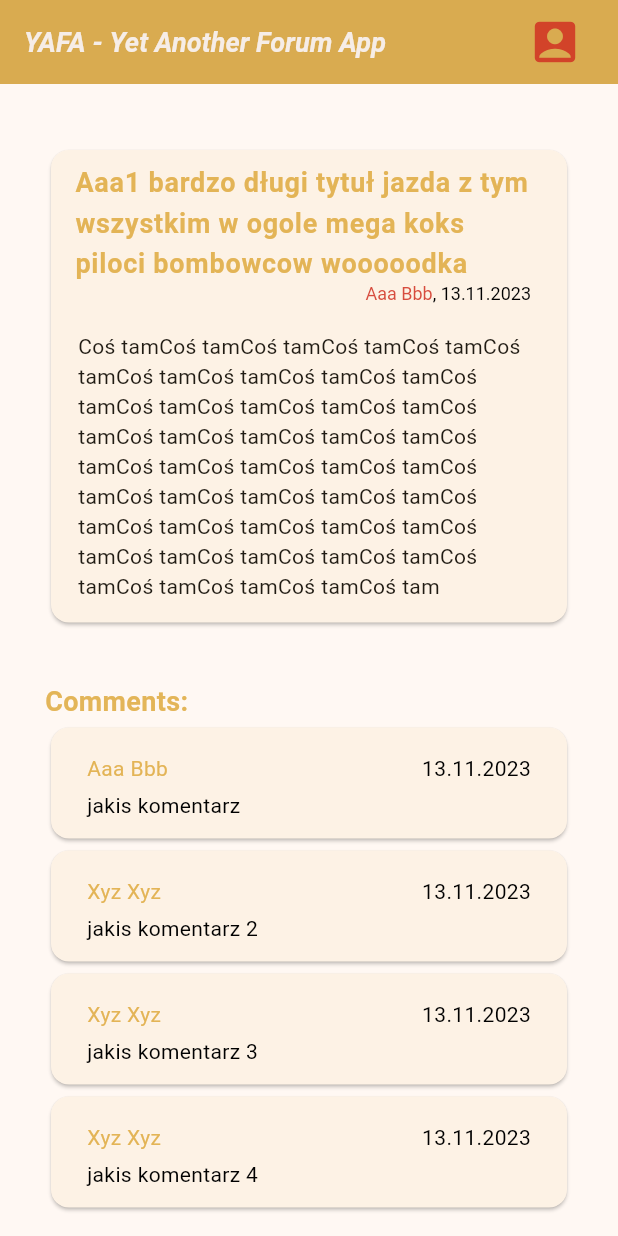
After one commit to Przemo12121/YAFA, a Flutter app: the screen it shows once a user with an empty profile is signed in, after a tap on "Aaa1 bardzo długi tytuł jazda z tym wszy", on a phone screen of 412 x 824 dp. The commit adds this screen. Run offline on Flutter 3.47's test engine with Material 2 defaults, Android fonts, the light colour scheme and no system bars; our stand-ins replace firebase_auth, firebase_core, flutter_signin_button, google_sign_in, toast; accounts and stored records are empty; network calls fail.

Commit message:
added post page

```diff
--- a/yafa/lib/models/CommentModel.dart
+++ b/yafa/lib/models/CommentModel.dart
@@ -1,9 +1,9 @@
 import 'package:yafa/models/AccountModel.dart';
 
 class CommentModel {
-  CommentModel({required this.author, required this.content, required this.subComments});
+  CommentModel({required this.author, required this.content,required this.addedAt});
 
   final String content;
   final AccountModel author;
-  final List<CommentModel> subComments;
+  final DateTime addedAt;
 }
--- a/yafa/lib/pages/home.dart
+++ b/yafa/lib/pages/home.dart
@@ -4,6 +4,7 @@ import 'package:flutter/material.dart';
 import 'package:yafa/layouts/main.dart';
 import 'package:yafa/models/PostModel.dart';
 import 'package:yafa/pages/add_post.dart';
+import 'package:yafa/pages/post_page.dart';
 import 'package:yafa/sources/postSource.dart';
 import 'package:yafa/styles.dart';
 
@@ -119,8 +120,18 @@ class HomePageState extends State<HomePage> {
                 TextSpan(text: ", ${e.value.addedAt.day}.${e.value.addedAt.month}.${e.value.addedAt.year}"),
               ]
             ),
-          )
-          // onTap: () {} // TODO: navigate to post page
+          ) ,
+          onTap: () async {
+            await Navigator.push(
+              context,
+              MaterialPageRoute(
+                builder: (context) => MainLayout(
+                title: 'YAFA - Yet Another Forum App',
+                body: PostPage(user: user, post: e.value),
+                user: user)
+              )
+            );
+          }
         ),
       ))
       .toList();
--- /dev/null
+++ b/yafa/lib/pages/post_page.dart
@@ -0,0 +1,103 @@
+import 'package:firebase_auth/firebase_auth.dart';
+import 'package:flutter/gestures.dart';
+import 'package:flutter/material.dart';
+import 'package:yafa/models/PostModel.dart';
+import 'package:yafa/styles.dart';
+
+class PostPage extends StatefulWidget {
+  const PostPage({super.key, required this.post, required this.user});
+
+  final PostModel post;
+  final User user;
+
+  @override
+  State<StatefulWidget> createState() => PostPageState(user: user, post: post);
+}
+
+class PostPageState extends State<PostPage> {
+  PostPageState({required this.user, required this.post});
+
+  final PostModel post;
+  final User user;
+
+  @override
+  Widget build(BuildContext context) {
+    return ListView(
+      scrollDirection: Axis.vertical,
+      children: [
+        Card(
+          child: Column(
+            crossAxisAlignment: CrossAxisAlignment.start,
+            children: [
+              ListTile(
+                title: Text(post.title, style: postTitleTextStyle),
+                subtitle: RichText(
+                  textAlign: TextAlign.end,
+                  text: TextSpan(
+                    style: const TextStyle(fontSize: 12, color: Colors.black),
+                    children: [
+                      TextSpan(
+                        text: post.author.getDisplayInfo(),
+                        style: TextStyle(color: red),
+                      ),
+                      TextSpan(text: ", ${post.addedAt.day}.${post.addedAt.month}.${post.addedAt.year}"),
+                    ]
+                  ),
+                )
+              ),
+              Padding(
+                padding: const EdgeInsets.fromLTRB(18, 10, 18, 14),
+                child: Text(post.content)
+              )
+            ],
+          ),
+        ),
+        const SizedBox(height: 36),
+        Text("Comments:", style: listTitleTextStyle),
+        ..._mapComments(post),
+        Container(
+            margin: const EdgeInsets.fromLTRB(0, 32, 0, 0),
+            child: Row(
+              mainAxisAlignment: MainAxisAlignment.spaceEvenly,
+              children: [
+                FloatingActionButton(
+                  heroTag: 'back_btn',
+                  child: const Icon(Icons.arrow_back),
+                  onPressed: () => Navigator.pop(context, false)
+                ),
+                FloatingActionButton(
+                  heroTag: 'add_comment_btn',
+                  onPressed: () async {
+                    // TODO add comment
+                  },
+                  child: const Icon(Icons.comment),
+                )
+              ]
+            )
+          )
+      ],
+    );
+  }
+
+  List<Widget> _mapComments(PostModel post) {
+    return post.comments.map((e) => Card(
+     child: Padding(
+        padding: const EdgeInsets.symmetric(vertical: 12, horizontal: 24),
+        child: Column(
+          crossAxisAlignment: CrossAxisAlignment.start,
+          children: [
+            Row(
+              mainAxisAlignment: MainAxisAlignment.spaceBetween,
+              children: [
+                Text(e.author.getDisplayInfo(), style: commentAuthorTextStyle),
+                const SizedBox(height: 30),
+                Text("${e.addedAt.day}.${e.addedAt.month}.${e.addedAt.year}", style: commentContentTextStyle)
+              ],
+            ),
+            Text(e.content, style: commentContentTextStyle)
+          ],
+        ),
+      )
+    )).toList();
+  }
+}
--- a/yafa/lib/sources/postSource.dart
+++ b/yafa/lib/sources/postSource.dart
@@ -1,12 +1,26 @@
+import 'package:yafa/models/CommentModel.dart';
 import 'package:yafa/models/PostModel.dart';
 import 'package:yafa/models/AccountModel.dart';
 
+var _a1 = AccountModel(email: "aaa@bbb.ccc", displayName: "Aaa Bbb");
+var _a2 = AccountModel(email: "xyz@xyz.xyz", displayName: "Xyz Xyz");
+
 var _posts = <PostModel>[
-  PostModel(author: AccountModel(email: "aaa@bbb.ccc", displayName: "Aaa Bbb"), title: "Aaa1 bardzo długi tytuł jazda z tym wszystkim w ogole mega koks piloci bombowcow wooooodka", content: "Coś tam", comments: List.empty(), addedAt: DateTime.now()),
-  PostModel(author: AccountModel(email: "aaa@bbb.ccc", displayName: "Aaa Bbb"), title: "Aaa2", content: "Coś tam 2", comments: List.empty(), addedAt: DateTime.now()),
-  PostModel(author: AccountModel(email: "xyz@xyz.xyz", displayName: "Xyz Xyz"), title: "Xyz1", content: "Coś tam 3", comments: List.empty(), addedAt: DateTime.now()),
-  PostModel(author: AccountModel(email: "aaa@bbb.ccc", displayName: "Aaa Bbb"), title: "Aaa3", content: "Coś tam 4", comments: List.empty(), addedAt: DateTime.now()),
-  PostModel(author: AccountModel(email: "xyz@xyz.xyz", displayName: "Xyz Xyz"), title: "Xyz2", content: "Coś tam 5", comments: List.empty(), addedAt: DateTime.now()),
+  PostModel(author: _a1,
+    title: "Aaa1 bardzo długi tytuł jazda z tym wszystkim w ogole mega koks piloci bombowcow wooooodka",
+    content: "Coś tamCoś tamCoś tamCoś tamCoś tamCoś tamCoś tamCoś tamCoś tamCoś tamCoś tamCoś tamCoś tamCoś tamCoś tamCoś tamCoś tamCoś tamCoś tamCoś tamCoś tamCoś tamCoś tamCoś tamCoś tamCoś tamCoś tamCoś tamCoś tamCoś tamCoś tamCoś tamCoś tamCoś tamCoś tamCoś tamCoś tamCoś tamCoś tamCoś tamCoś tamCoś tamCoś tamCoś tamCoś tam",
+    comments: [
+      CommentModel(author: _a1, content: "jakis komentarz", addedAt: DateTime.now()),
+      CommentModel(author: _a2, content: "jakis komentarz 2", addedAt: DateTime.now()),
+      CommentModel(author: _a2, content: "jakis komentarz 3", addedAt: DateTime.now()),
+      CommentModel(author: _a2, content: "jakis komentarz 4", addedAt: DateTime.now()),
+    ],
+    addedAt: DateTime.now()
+  ),
+  PostModel(author: _a1, title: "Aaa2", content: "Coś tam 2", comments: List.empty(), addedAt: DateTime.now()),
+  PostModel(author: _a2, title: "Xyz1", content: "Coś tam 3", comments: List.empty(), addedAt: DateTime.now()),
+  PostModel(author: _a1, title: "Aaa3", content: "Coś tam 4", comments: List.empty(), addedAt: DateTime.now()),
+  PostModel(author: _a2, title: "Xyz2", content: "Coś tam 5", comments: List.empty(), addedAt: DateTime.now()),
 ];
 
 List<PostModel> getPosts(String? search) {
--- a/yafa/lib/styles.dart
+++ b/yafa/lib/styles.dart
@@ -22,6 +22,16 @@ var postTitleTextStyle = TextStyle(
   fontWeight: FontWeight.bold
 );
 
+var commentAuthorTextStyle = TextStyle(
+  color: orange,
+  fontSize: 14,
+);
+
+var commentContentTextStyle = const TextStyle(
+  color: Colors.black,
+  fontSize: 14,
+);
+
 var buttonTextStyle = TextStyle(
   color: white,
   fontSize: 16
```
